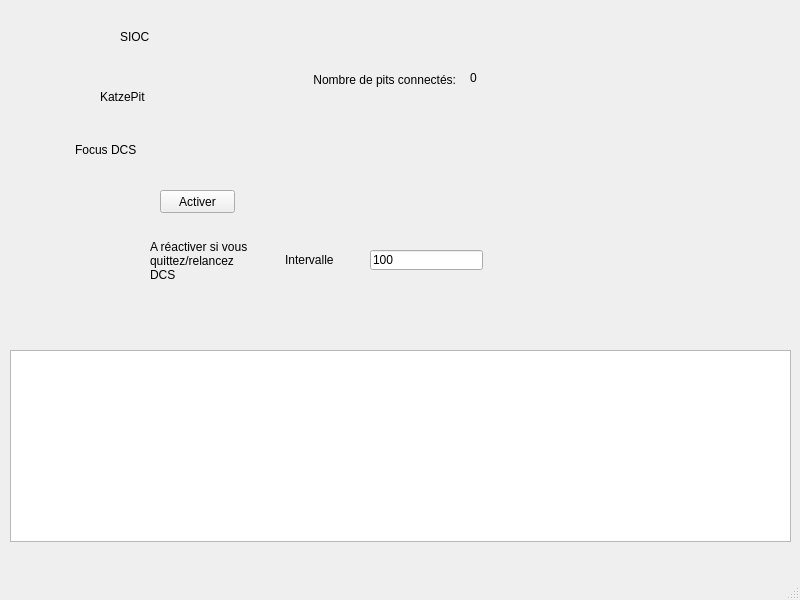
This is ui/main.ui in 3rd-KaTZe/Link as Qt 5 draws it before an edit. The edited form follows.
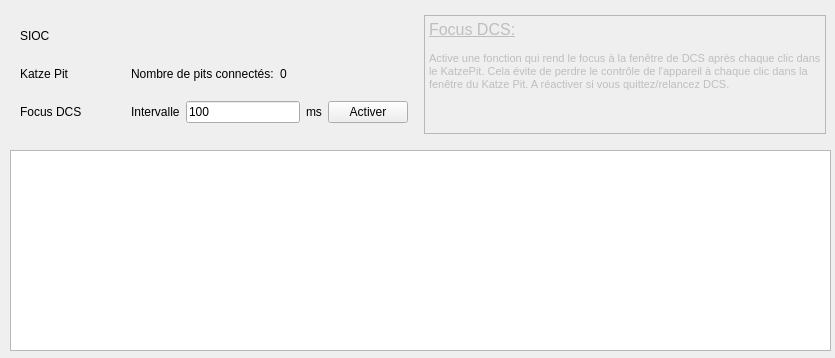
This is the edited form. Icons and pictures are not drawn.

The edit to the form file:
```diff
--- a/ui/main.ui
+++ b/ui/main.ui
@@ -6,46 +6,92 @@
    <rect>
     <x>0</x>
     <y>0</y>
-    <width>800</width>
-    <height>600</height>
+    <width>835</width>
+    <height>358</height>
    </rect>
   </property>
+  <property name="minimumSize">
+   <size>
+    <width>835</width>
+    <height>358</height>
+   </size>
+  </property>
+  <property name="maximumSize">
+   <size>
+    <width>835</width>
+    <height>358</height>
+   </size>
+  </property>
   <property name="windowTitle">
    <string>MainWindow</string>
   </property>
   <widget class="QWidget" name="centralwidget">
+   <widget class="QTextBrowser" name="log_window">
+    <property name="geometry">
+     <rect>
+      <x>10</x>
+      <y>150</y>
+      <width>821</width>
+      <height>201</height>
+     </rect>
+    </property>
+   </widget>
+   <widget class="QWidget" name="horizontalLayoutWidget">
+    <property name="geometry">
+     <rect>
+      <x>10</x>
+      <y>10</y>
+      <width>821</width>
+      <height>129</height>
+     </rect>
+    </property>
+    <layout class="QHBoxLayout" name="horizontalLayout_3" stretch="0,0">
+     <property name="margin">
+      <number>5</number>
+     </property>
+     <item>
+      <layout class="QGridLayout" name="gridLayout_3">
+       <property name="margin">
+        <number>5</number>
+       </property>
+       <item row="1" column="1">
+        <widget class="QLabel" name="ws_state_pic">
+         <property name="minimumSize">
+          <size>
+           <width>32</width>
+           <height>32</height>
+          </size>
+         </property>
+         <property name="maximumSize">
+          <size>
+           <width>32</width>
+           <height>32</height>
+          </size>
+         </property>
+         <property name="text">
+          <string/>
+         </property>
+         <property name="pixmap">
+          <pixmap resource="resources.qrc">:/pics/red_light.png</pixmap>
+         </property>
+        </widget>
+       </item>
+       <item row="1" column="0">
+        <widget class="QLabel" name="label_2">
+         <property name="text">
+          <string>Katze Pit</string>
+         </property>
+        </widget>
+       </item>
+       <item row="0" column="0">
    <widget class="QLabel" name="label">
-    <property name="geometry">
-     <rect>
-      <x>120</x>
-      <y>30</y>
-      <width>47</width>
-      <height>13</height>
-     </rect>
-    </property>
     <property name="text">
      <string>SIOC</string>
     </property>
    </widget>
-   <widget class="QTextBrowser" name="log_window">
-    <property name="geometry">
-     <rect>
-      <x>10</x>
-      <y>350</y>
-      <width>781</width>
-      <height>192</height>
-     </rect>
-    </property>
-   </widget>
+       </item>
+       <item row="0" column="1">
    <widget class="QLabel" name="sioc_state_pic">
-    <property name="geometry">
-     <rect>
-      <x>190</x>
-      <y>20</y>
-      <width>32</width>
-      <height>32</height>
-     </rect>
-    </property>
     <property name="minimumSize">
      <size>
       <width>32</width>
@@ -65,187 +111,128 @@
      <pixmap resource="resources.qrc">:/pics/red_light.png</pixmap>
     </property>
    </widget>
-   <widget class="QLabel" name="label_2">
-    <property name="geometry">
-     <rect>
-      <x>100</x>
-      <y>90</y>
-      <width>46</width>
-      <height>13</height>
-     </rect>
-    </property>
-    <property name="text">
-     <string>KatzePit</string>
-    </property>
-   </widget>
-   <widget class="QLabel" name="ws_state_pic">
-    <property name="geometry">
-     <rect>
-      <x>190</x>
-      <y>70</y>
-      <width>32</width>
-      <height>32</height>
-     </rect>
-    </property>
-    <property name="minimumSize">
-     <size>
-      <width>32</width>
-      <height>32</height>
-     </size>
-    </property>
-    <property name="maximumSize">
-     <size>
-      <width>32</width>
-      <height>32</height>
-     </size>
-    </property>
-    <property name="text">
-     <string/>
-    </property>
-    <property name="pixmap">
-     <pixmap resource="resources.qrc">:/pics/red_light.png</pixmap>
-    </property>
-   </widget>
+       </item>
+       <item row="1" column="2">
+        <layout class="QHBoxLayout" name="horizontalLayout_5">
+         <property name="margin">
+          <number>5</number>
+         </property>
+         <item>
    <widget class="QLabel" name="label_3">
-    <property name="geometry">
-     <rect>
-      <x>275</x>
-      <y>70</y>
-      <width>181</width>
-      <height>20</height>
-     </rect>
+           <property name="maximumSize">
+            <size>
+             <width>99999</width>
+             <height>16777215</height>
+            </size>
     </property>
     <property name="text">
      <string>Nombre de pits connectés:</string>
     </property>
     <property name="alignment">
-     <set>Qt::AlignRight|Qt::AlignTrailing|Qt::AlignVCenter</set>
-    </property>
-   </widget>
+            <set>Qt::AlignLeading|Qt::AlignLeft|Qt::AlignVCenter</set>
+           </property>
+          </widget>
+         </item>
+         <item>
    <widget class="QLabel" name="clients_count">
-    <property name="geometry">
-     <rect>
-      <x>470</x>
-      <y>70</y>
-      <width>16</width>
-      <height>16</height>
-     </rect>
+           <property name="maximumSize">
+            <size>
+             <width>99999</width>
+             <height>16777215</height>
+            </size>
     </property>
     <property name="text">
      <string>0</string>
     </property>
    </widget>
-   <widget class="QLabel" name="dcs_focus_state">
-    <property name="geometry">
-     <rect>
-      <x>190</x>
-      <y>130</y>
-      <width>32</width>
-      <height>32</height>
-     </rect>
-    </property>
-    <property name="minimumSize">
-     <size>
-      <width>32</width>
-      <height>32</height>
-     </size>
-    </property>
-    <property name="maximumSize">
-     <size>
-      <width>32</width>
-      <height>32</height>
-     </size>
-    </property>
-    <property name="text">
-     <string/>
-    </property>
-    <property name="pixmap">
-     <pixmap resource="resources.qrc">:/pics/red_light.png</pixmap>
-    </property>
-   </widget>
+         </item>
+        </layout>
+       </item>
+       <item row="2" column="0">
    <widget class="QLabel" name="label_4">
-    <property name="geometry">
-     <rect>
-      <x>75</x>
-      <y>140</y>
-      <width>71</width>
-      <height>20</height>
-     </rect>
-    </property>
     <property name="text">
      <string>Focus DCS</string>
     </property>
    </widget>
+       </item>
+       <item row="2" column="1">
+        <widget class="QLabel" name="dcs_focus_state">
+         <property name="minimumSize">
+          <size>
+           <width>32</width>
+           <height>32</height>
+          </size>
+         </property>
+         <property name="maximumSize">
+          <size>
+           <width>32</width>
+           <height>32</height>
+          </size>
+         </property>
+         <property name="text">
+          <string/>
+         </property>
+         <property name="pixmap">
+          <pixmap resource="resources.qrc">:/pics/red_light.png</pixmap>
+         </property>
+        </widget>
+       </item>
+       <item row="2" column="2">
+        <layout class="QHBoxLayout" name="horizontalLayout">
+         <property name="margin">
+          <number>5</number>
+         </property>
+         <item>
+          <widget class="QLabel" name="label_6">
+           <property name="text">
+            <string>Intervalle</string>
+           </property>
+          </widget>
+         </item>
+         <item>
+          <widget class="QLineEdit" name="dcs_focus_timeout">
+           <property name="text">
+            <string>100</string>
+           </property>
+          </widget>
+         </item>
+         <item>
+          <widget class="QLabel" name="label_7">
+           <property name="text">
+            <string>ms</string>
+           </property>
+          </widget>
+         </item>
+         <item>
    <widget class="QPushButton" name="dcs_focus_button">
-    <property name="geometry">
-     <rect>
-      <x>160</x>
-      <y>190</y>
-      <width>75</width>
-      <height>23</height>
-     </rect>
-    </property>
     <property name="text">
      <string>Activer</string>
     </property>
    </widget>
-   <widget class="QLabel" name="label_5">
-    <property name="geometry">
-     <rect>
-      <x>150</x>
-      <y>230</y>
-      <width>101</width>
-      <height>61</height>
-     </rect>
-    </property>
-    <property name="text">
-     <string>A réactiver si vous quittez/relancez DCS</string>
-    </property>
-    <property name="scaledContents">
+         </item>
+        </layout>
+       </item>
+      </layout>
+     </item>
+     <item>
+      <widget class="QTextBrowser" name="textBrowser">
+       <property name="enabled">
      <bool>false</bool>
     </property>
-    <property name="wordWrap">
-     <bool>true</bool>
-    </property>
-   </widget>
-   <widget class="QLineEdit" name="dcs_focus_timeout">
-    <property name="geometry">
-     <rect>
-      <x>370</x>
-      <y>250</y>
-      <width>113</width>
-      <height>20</height>
-     </rect>
-    </property>
-    <property name="text">
-     <string>100</string>
-    </property>
+       <property name="html">
+        <string>&lt;!DOCTYPE HTML PUBLIC &quot;-//W3C//DTD HTML 4.0//EN&quot; &quot;http://www.w3.org/TR/REC-html40/strict.dtd&quot;&gt;
+&lt;html&gt;&lt;head&gt;&lt;meta name=&quot;qrichtext&quot; content=&quot;1&quot; /&gt;&lt;style type=&quot;text/css&quot;&gt;
+p, li { white-space: pre-wrap; }
+&lt;/style&gt;&lt;/head&gt;&lt;body style=&quot; font-family:'MS Shell Dlg 2'; font-size:8.25pt; font-weight:400; font-style:normal;&quot;&gt;
+&lt;p style=&quot; margin-top:0px; margin-bottom:0px; margin-left:0px; margin-right:0px; -qt-block-indent:0; text-indent:0px;&quot;&gt;&lt;span style=&quot; font-size:12pt; text-decoration: underline;&quot;&gt;Focus DCS:&lt;/span&gt;&lt;/p&gt;
+&lt;p style=&quot;-qt-paragraph-type:empty; margin-top:0px; margin-bottom:0px; margin-left:0px; margin-right:0px; -qt-block-indent:0; text-indent:0px; font-size:8pt;&quot;&gt;&lt;br /&gt;&lt;/p&gt;
+&lt;p style=&quot; margin-top:0px; margin-bottom:0px; margin-left:0px; margin-right:0px; -qt-block-indent:0; text-indent:0px;&quot;&gt;&lt;span style=&quot; font-size:8pt;&quot;&gt;Active une fonction qui rend le focus à la fenêtre de DCS après chaque clic dans le KatzePit. Cela évite de perdre le contrôle de l'appareil à chaque clic dans la fenêtre du Katze Pit. A réactiver si vous quittez/relancez DCS.&lt;/span&gt;&lt;/p&gt;&lt;/body&gt;&lt;/html&gt;</string>
+       </property>
+      </widget>
+     </item>
+    </layout>
    </widget>
-   <widget class="QLabel" name="label_6">
-    <property name="geometry">
-     <rect>
-      <x>285</x>
-      <y>250</y>
-      <width>61</width>
-      <height>20</height>
-     </rect>
-    </property>
-    <property name="text">
-     <string>Intervalle</string>
-    </property>
-   </widget>
-  </widget>
-  <widget class="QMenuBar" name="menubar">
-   <property name="geometry">
-    <rect>
-     <x>0</x>
-     <y>0</y>
-     <width>800</width>
-     <height>21</height>
-    </rect>
-   </property>
-  </widget>
-  <widget class="QStatusBar" name="statusbar"/>
+  </widget>
  </widget>
  <resources>
   <include location="resources.qrc"/>
```
Lines whose indentation alone changed are shown as unchanged.
